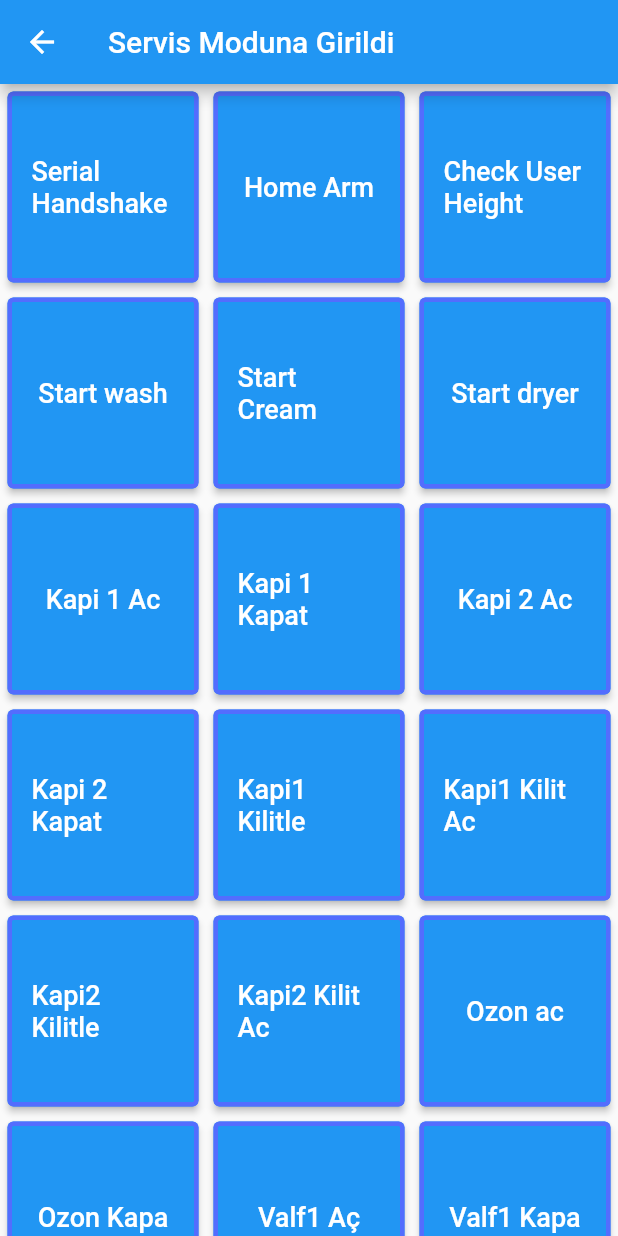
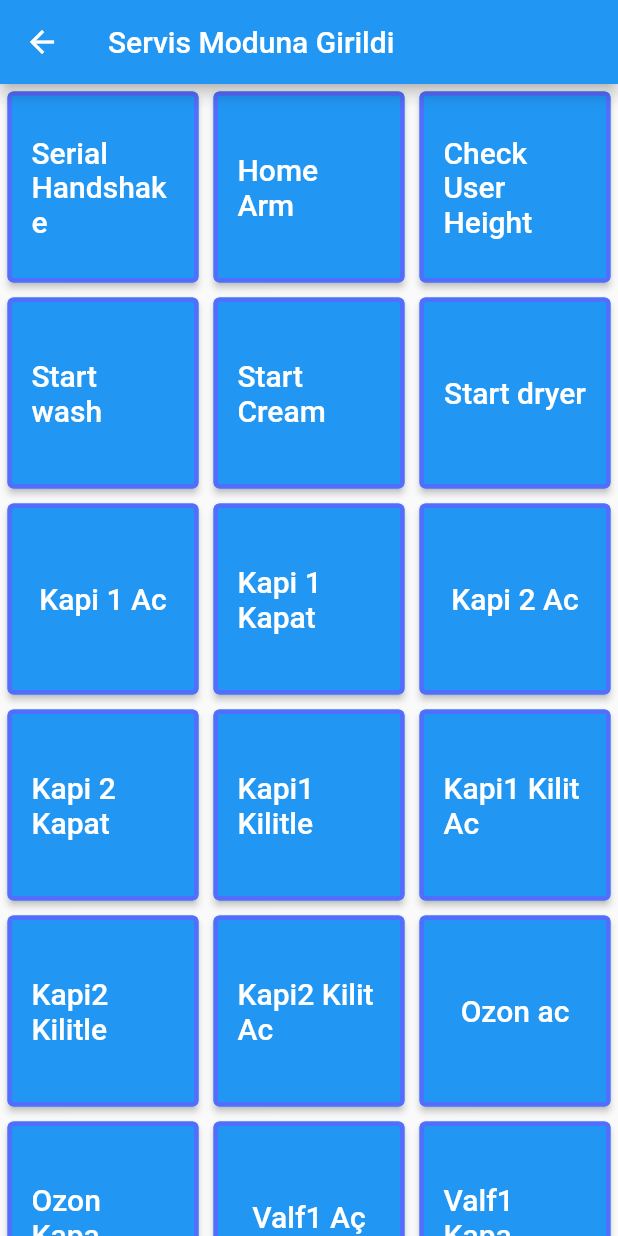
Before and after one commit to hackerFaruk/poemech_kiosk, a Flutter app: the servicePage screen opened directly, on a phone screen of 412 x 824 dp. Run offline on Flutter 3.47's test engine with Material 2 defaults, Android fonts, the phone set to English and light mode, and no system bars; our stand-ins replace flutter_screenutil; missing offline and left inert: flutter_libserialport.

Commit message:
salak faruk

```diff
--- a/lib/serviceButtonsGrid.dart
+++ b/lib/serviceButtonsGrid.dart
@@ -28,7 +28,7 @@ class _ButtonGridState extends State<ButtonGrid> {
             style: ElevatedButton.styleFrom(
                 side: const BorderSide(width: 3.0, color: Colors.indigoAccent)),
             child: Text(buttonList.buttonNames[index],
-                style: const TextStyle(fontSize: 18.0)),
+                style: const TextStyle(fontSize: 20.0)),
           ),
         );
       },
```
